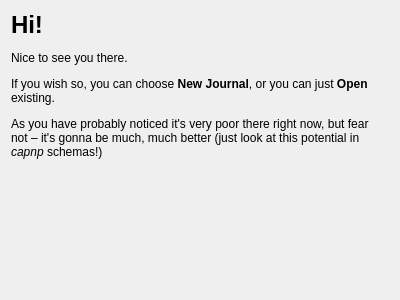
First picture: the form in src/ui/WelcomeWidget.ui, repository Kournal/Kournal, before the edit.
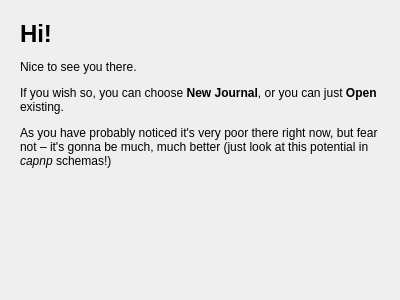
Second picture: the form after the edit.

Commit message: Changed project website, introduced QSettings to save/restore state of app, scrollbar in WelcomeWidget

Patch:
```diff
--- a/src/ui/WelcomeWidget.ui
+++ b/src/ui/WelcomeWidget.ui
@@ -15,6 +15,27 @@
   </property>
   <layout class="QVBoxLayout" name="verticalLayout">
    <item>
+    <widget class="QScrollArea" name="scrollArea">
+     <property name="autoFillBackground">
+      <bool>false</bool>
+     </property>
+     <property name="frameShape">
+      <enum>QFrame::NoFrame</enum>
+     </property>
+     <property name="widgetResizable">
+      <bool>true</bool>
+     </property>
+     <widget class="QWidget" name="scrollAreaWidgetContents">
+      <property name="geometry">
+       <rect>
+        <x>0</x>
+        <y>0</y>
+        <width>382</width>
+        <height>282</height>
+       </rect>
+      </property>
+      <layout class="QVBoxLayout" name="verticalLayout_2">
+       <item>
     <widget class="QLabel" name="label">
      <property name="text">
       <string>&lt;html&gt;&lt;head/&gt;&lt;body&gt;&lt;p&gt;&lt;span style=&quot; font-size:xx-large; font-weight:600;&quot;&gt;Hi!&lt;/span&gt;&lt;/p&gt;&lt;p&gt;Nice to see you there.&lt;/p&gt;&lt;p&gt;If you wish so, you can choose &lt;span style=&quot; font-weight:600;&quot;&gt;New Journal&lt;/span&gt;, or you can just &lt;span style=&quot; font-weight:600;&quot;&gt;Open &lt;/span&gt;existing.&lt;/p&gt;&lt;p&gt;As you have probably noticed it's very poor there right now, but fear not – it's gonna be much, much better (just look at this potential in &lt;span style=&quot; font-style:italic;&quot;&gt;capnp&lt;/span&gt; schemas!)&lt;/p&gt;&lt;/body&gt;&lt;/html&gt;</string>
@@ -28,6 +49,10 @@
      <property name="wordWrap">
       <bool>true</bool>
      </property>
+        </widget>
+       </item>
+      </layout>
+     </widget>
     </widget>
    </item>
   </layout>
```
Lines whose indentation alone changed are shown as unchanged. The commit also changes 12 other files.
